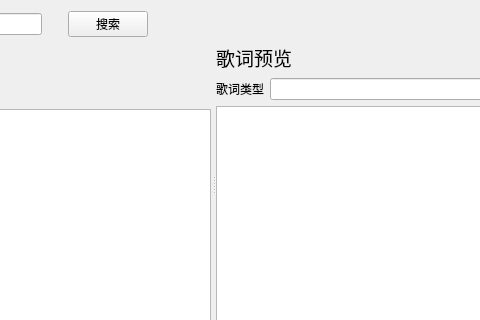
Above: ui/search_base.ui from chenmozhijin/LDDC before the change; both pictures show x 233 to 713 and y 0 to 320 of the 1039 by 433 pixel window. Below: the same form after it.
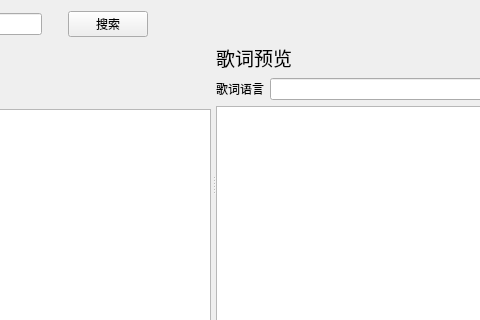
That is the form after the change. Custom widgets are drawn as their Qt base class.

What changed in the file:
```diff
--- a/ui/search_base.ui
+++ b/ui/search_base.ui
@@ -249,7 +249,7 @@
          <item>
           <widget class="QLabel" name="label_2">
            <property name="text">
-            <string>歌词类型</string>
+            <string>歌词语言</string>
            </property>
           </widget>
          </item>
```
Left out of the diff: 2 changed lines with no effect on the pictures.
